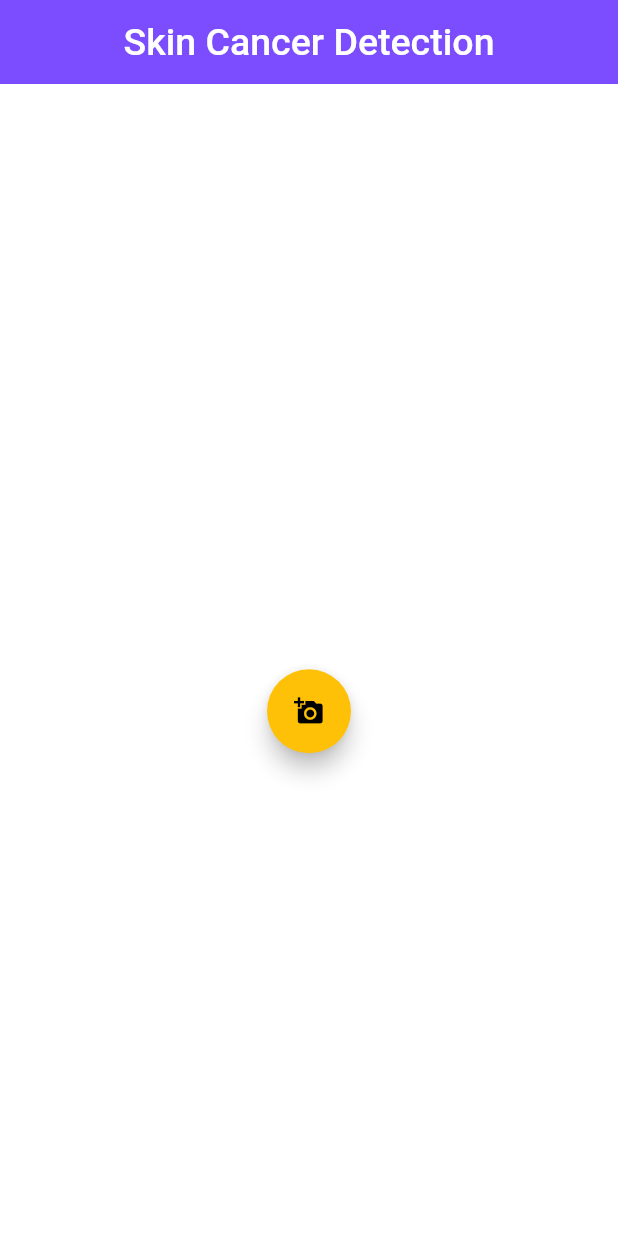
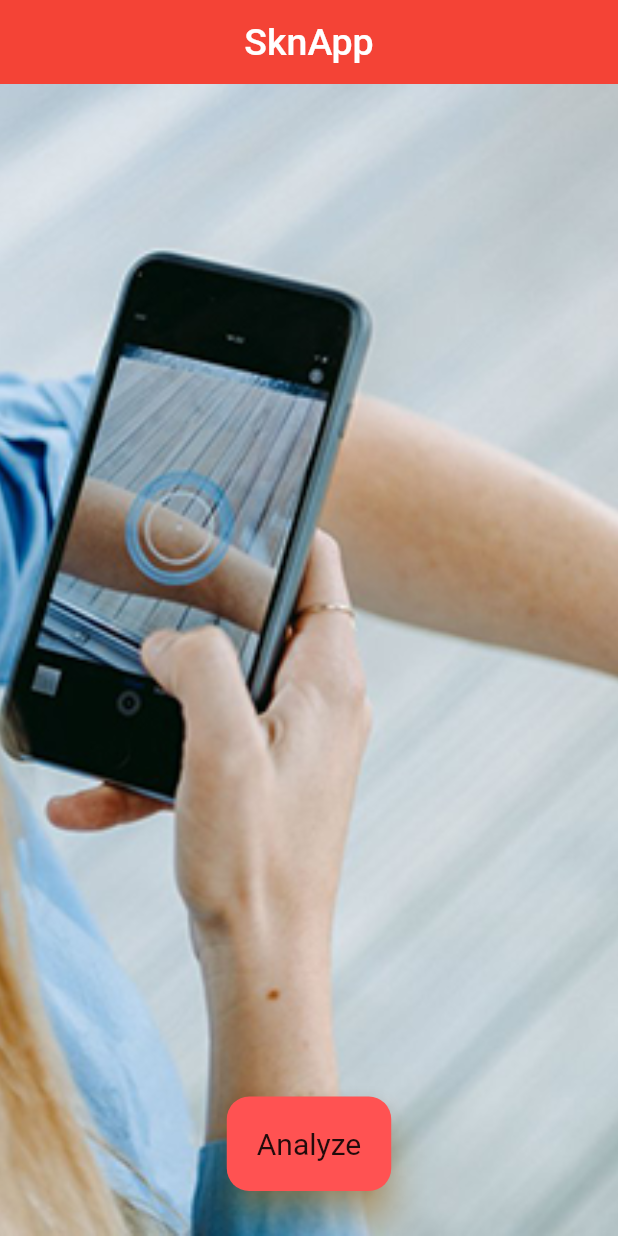
Before and after one commit to theBikz/Skin-Cancer-Detection-Flutter-App, a Flutter app: the screen it shows after launch, on a phone screen of 412 x 824 dp. Run offline on Flutter 3.47's test engine with Material 2 defaults, Android fonts, the phone set to English and light mode, and no system bars; our stand-ins replace image_picker; missing offline and left inert: tflite.

Commit message:
Splash screen and Homepage added

```diff
--- /dev/null
+++ b/lib/homepage.dart
@@ -0,0 +1,67 @@
+import 'package:flutter/material.dart';
+import 'package:tensorflow/tensorflow.dart';
+
+class Home extends StatelessWidget {
+  void selectPage(BuildContext ctx) {
+    Navigator.of(ctx).push(MaterialPageRoute(builder: (_) {
+      return Tensorflow();
+    }));
+  }
+
+  @override
+  Widget build(BuildContext context) {
+    return SafeArea(
+      child: Scaffold(
+        appBar: AppBar(
+          centerTitle: true,
+          title: Text(
+            "SknApp",
+            style: TextStyle(color: Colors.white, fontSize: 25),
+          ),
+          backgroundColor: Colors.red,
+          elevation: 0,
+        ),
+        body: Container(
+          decoration: BoxDecoration(
+            image: DecorationImage(
+              image: AssetImage("images/homescreenimg.jpg"),
+              fit: BoxFit.cover,
+            ),
+          ),
+          child: Column(
+            mainAxisAlignment: MainAxisAlignment.end,
+            children: [
+              Center(
+                child: InkWell(
+                  onTap: () => selectPage(context),
+                  splashColor: Colors.black,
+                  borderRadius: BorderRadius.circular(15),
+                  child: Container(
+                    padding: const EdgeInsets.all(5),
+                    child: Material(
+                      borderRadius: BorderRadius.circular(15),
+                      shadowColor: Colors.orange,
+                      child: Container(
+                          padding: const EdgeInsets.all(20),
+                          child: Text(
+                            "Analyze",
+                            style: TextStyle(
+                              fontSize: 20,
+                            ),
+                          )),
+                      elevation: 10,
+                      color: Colors.redAccent,
+                    ),
+                  ),
+                ),
+              ),
+              SizedBox(
+                height: 25,
+              )
+            ],
+          ),
+        ),
+      ),
+    );
+  }
+}
--- a/lib/main.dart
+++ b/lib/main.dart
@@ -1,5 +1,6 @@
 import 'package:flutter/material.dart';
-import 'package:tensorflow/tensorflow.dart';
+import 'package:tensorflow/homepage.dart';
+//import 'package:tensorflow/tensorflow.dart';
 
 void main() => runApp(MyApp());
 
@@ -8,8 +9,8 @@ class MyApp extends StatelessWidget {
   Widget build(BuildContext context) {
     return MaterialApp(
       debugShowCheckedModeBanner: false,
-      title: 'Tensorflow Lite',
-      home: Tensorflow(),
+      title: 'skn-app',
+      home: Home(),
     );
   }
 }
--- a/lib/tensorflow.dart
+++ b/lib/tensorflow.dart
@@ -71,14 +71,15 @@ class _TensorflowState extends State<Tensorflow> {
         appBar: AppBar(
           centerTitle: true,
           title: Text(
-            "Skin Cancer Detection",
+            "SknApp",
             style: TextStyle(color: Colors.white, fontSize: 25),
           ),
-          backgroundColor: Colors.deepPurpleAccent,
+          backgroundColor: Colors.red,
           elevation: 0,
         ),
         body: Container(
-          color: Colors.white,
+          // height: MediaQuery.of(context).size.height,
+          color: Colors.black45,
           child: Column(
             mainAxisAlignment: MainAxisAlignment.center,
             children: <Widget>[
@@ -90,6 +91,7 @@ class _TensorflowState extends State<Tensorflow> {
                   : Container(
                       margin: EdgeInsets.all(20),
                       width: MediaQuery.of(context).size.width,
+                      //height: MediaQuery.of(context).size.height,
                       child: Column(
                         crossAxisAlignment: CrossAxisAlignment.center,
                         mainAxisAlignment: MainAxisAlignment.center,
@@ -121,7 +123,7 @@ class _TensorflowState extends State<Tensorflow> {
                   size: 20,
                   color: Colors.black,
                 ),
-                backgroundColor: Colors.amber,
+                backgroundColor: Colors.redAccent,
               ),
             ],
           ),
--- a/pubspec.yaml
+++ b/pubspec.yaml
@@ -46,6 +46,7 @@ flutter:
   assets:
    - assets/labels.txt
    - assets/model_unquant.tflite
+   - images/homescreenimg.jpg
 
   # An image asset can refer to one or more resolution-specific "variants", see
   # https://flutter.dev/assets-and-images/#resolution-aware.
```
Also changed, not shown: images/homescreenimg.jpg (added), 8 other files.
